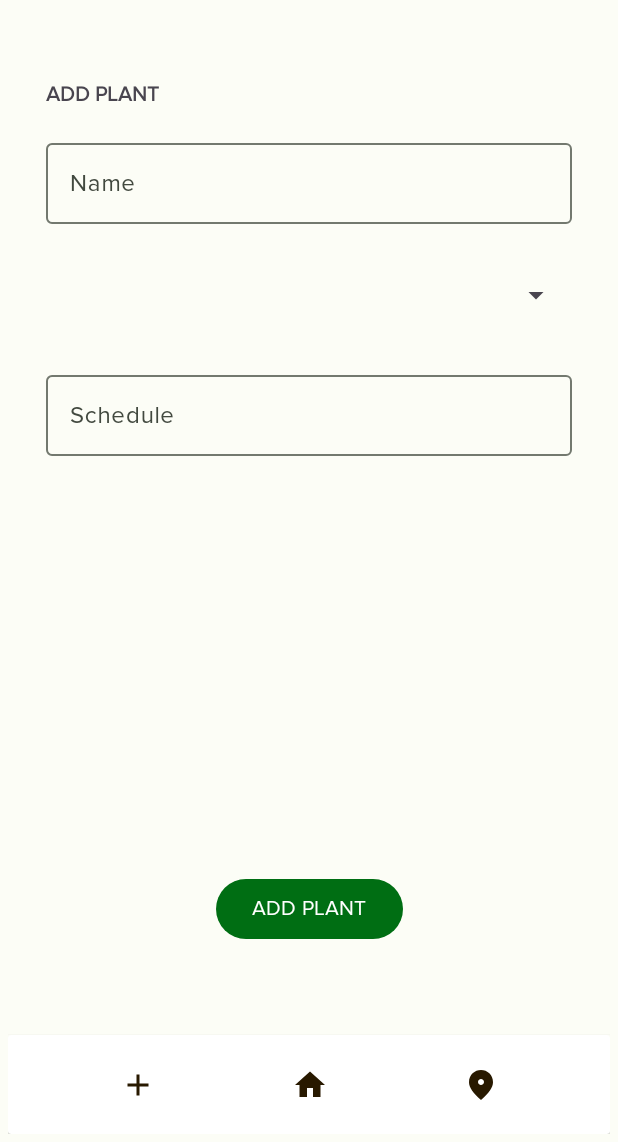
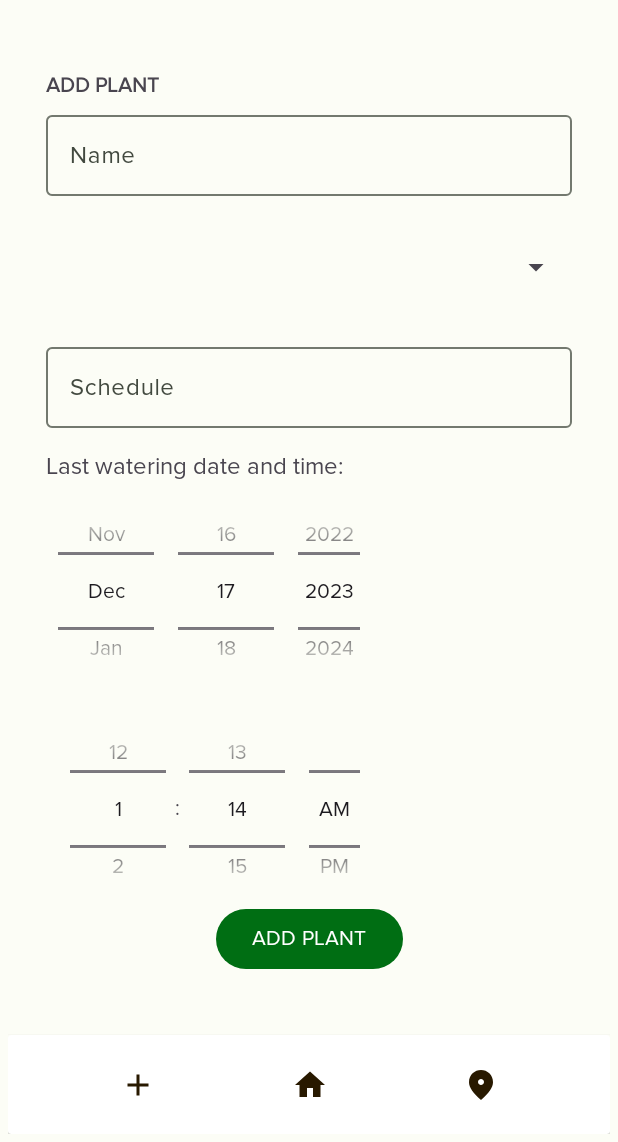
Before and after one commit to mlukee/plantBuddyMobileApp, an Android app: the screen it shows after launch (MainActivity), after a tap on an icon or button, on a phone screen of 412 x 824 dp, the part 94-1236 px from its top. Run offline under Robolectric (Android 15) with nearby library versions, the phone set to English and light mode, and no system bars; 4 statements that could not run were skipped.

Commit message:
Add notifications for watering

```diff
--- a/app/build.gradle.kts
+++ b/app/build.gradle.kts
@@ -60,6 +60,7 @@ dependencies {
     implementation("androidx.navigation:navigation-fragment-ktx:2.7.5")
     implementation("androidx.navigation:navigation-ui-ktx:2.7.5")
     implementation("com.google.android.gms:play-services-maps:18.1.0")
+    implementation("com.google.code.gson:gson:2.10.1")
     testImplementation("junit:junit:4.13.2")
     androidTestImplementation("androidx.test.ext:junit:1.1.5")
     androidTestImplementation("androidx.test.espresso:espresso-core:3.5.1")
--- a/app/src/main/AndroidManifest.xml
+++ b/app/src/main/AndroidManifest.xml
@@ -6,6 +6,9 @@
     <uses-permission android:name="android.permission.ACCESS_COARSE_LOCATION" />
     <uses-permission android:name="android.permission.INTERNET" />
     <uses-permission android:name="android.permission.ACCESS_BACKGROUND_LOCATION" />
+
+    <uses-permission android:name="android.permission.POST_NOTIFICATIONS" />
+    <uses-permission android:name="android.permission.SCHEDULE_EXACT_ALARM" />
 
     <application
         android:name=".MyApplication"
@@ -18,6 +21,7 @@
         android:supportsRtl="true"
         android:theme="@style/Theme.PlantBuddy"
         tools:targetApi="31">
+        <receiver android:name=".Notification" />
         <activity
             android:name=".StoreDetailActivity"
             android:exported="false" />
--- a/app/src/main/java/com/example/plantbuddy/MainActivity.kt
+++ b/app/src/main/java/com/example/plantbuddy/MainActivity.kt
@@ -1,6 +1,13 @@
 package com.example.plantbuddy
 
+import android.annotation.SuppressLint
+import android.app.AlarmManager
+import android.app.NotificationChannel
+import android.app.NotificationManager
+import android.app.PendingIntent
+import android.content.Context
 import android.content.Intent
+import android.os.Build
 import androidx.appcompat.app.AppCompatActivity
 import android.os.Bundle
 import android.view.View
@@ -20,7 +27,17 @@ class MainActivity : AppCompatActivity() {
         binding = ActivityMainBinding.inflate(layoutInflater)
         setContentView(binding.root)
 
+        createNotificationChannel()
         app = application as MyApplication
+
+        if (app.plants.isEmpty()) {
+            binding.cardViewAddFirstPlant.visibility = View.VISIBLE
+            binding.buttonAdd.visibility = View.VISIBLE
+        } else {
+            binding.cardViewAddFirstPlant.visibility = View.GONE
+            binding.buttonAdd.visibility = View.GONE
+        }
+
 //        app.saveFile()
         supportFragmentManager.beginTransaction()
             .replace(R.id.fragment, PlantFragment())
@@ -43,27 +60,16 @@ class MainActivity : AppCompatActivity() {
         }
 
         supportFragmentManager.setFragmentResultListener(
-            "editRequestKey",
-            this
-        ) { requestKey, bundle ->
-            val id = bundle.getString(ARGUMENTS.PLANT_ID.key)
-            val name = bundle.getString(ARGUMENTS.PLANT_NAME.key)
-            val plantType = bundle.getString(ARGUMENTS.PLANT_TYPE.key)
-            val wateringSchedule = bundle.getString(ARGUMENTS.PLANT_SCHEDULE.key)
-            val plant = Plant(name!!, plantType!!, wateringSchedule!!, id!!)
-            app.updatePlant(plant)
-            plantFragment?.updatePlants(app.getPlantPosition(plant))
-        }
-
-        supportFragmentManager.setFragmentResultListener(
             "addRequestKey",
             this
         ) { requestKey, bundle ->
             val name = bundle.getString(ARGUMENTS.PLANT_NAME.key)
             val plantType = bundle.getString(ARGUMENTS.PLANT_TYPE.key)
             val wateringSchedule = bundle.getString(ARGUMENTS.PLANT_SCHEDULE.key)
-            val plant = Plant(name!!, plantType!!, wateringSchedule!!)
+            val lastWatering = bundle.getLong(ARGUMENTS.PLANT_LAST_WATERING.key)
+            val plant = Plant(name!!, plantType!!, wateringSchedule!!, lastWatering)
             app.addPlant(plant)
+            scheduleNotification(plant)
             hideFirstPlantCardView()
         }
 
@@ -75,15 +81,54 @@ class MainActivity : AppCompatActivity() {
                 .replace(R.id.fragment, plantFragment!!)
                 .addToBackStack(null)
                 .commit()
-            if(app.getAllPlants().isEmpty()) {
+            if (app.plants.isEmpty()) {
                 binding.cardViewAddFirstPlant.visibility = View.VISIBLE
                 binding.buttonAdd.visibility = View.VISIBLE
             }
         }
     }
 
+    private fun scheduleNotification(plant: Plant) {
+        try {
+            val intent = Intent(applicationContext, Notification::class.java)
+            intent.putExtra(titleExtra, "Watering Time!")
+            intent.putExtra(messageExtra, "Your ${plant.name} - ${plant.plantType} needs watering!")
+
+            val pendingIntent = PendingIntent.getBroadcast(
+                applicationContext,
+                notificationID,
+                intent,
+                PendingIntent.FLAG_IMMUTABLE or PendingIntent.FLAG_UPDATE_CURRENT
+            )
+
+            val alarmManager = getSystemService(ALARM_SERVICE) as AlarmManager
+            alarmManager.setExactAndAllowWhileIdle(
+                AlarmManager.RTC_WAKEUP,
+                plant.lastWatering + 5_000,
+                pendingIntent
+            )
+        }catch (e: SecurityException){
+            Toast.makeText(this, "Please grant permission to set alarm", Toast.LENGTH_SHORT).show()
+        }
+    }
+
+
+    private fun createNotificationChannel() {
+        if (Build.VERSION.SDK_INT >= Build.VERSION_CODES.O) {
+            val name = "Watering Plants Channel"
+            val descriptionText = "Channel for watering plants"
+            val importance = NotificationManager.IMPORTANCE_DEFAULT
+            val channel = NotificationChannel(channelID, name, importance).apply {
+                description = descriptionText
+            }
+            val notificationManager: NotificationManager =
+                getSystemService(Context.NOTIFICATION_SERVICE) as NotificationManager
+            notificationManager.createNotificationChannel(channel)
+        }
+    }
+
     private fun hideFirstPlantCardView() {
-        if(app.getAllPlants().isNotEmpty()) {
+        if (app.plants.isNotEmpty()) {
             return
         }
         binding.cardViewAddFirstPlant.visibility = View.GONE
--- a/app/src/main/java/com/example/plantbuddy/MyApplication.kt
+++ b/app/src/main/java/com/example/plantbuddy/MyApplication.kt
@@ -2,45 +2,54 @@ package com.example.plantbuddy
 
 import android.app.Application
 import com.example.lib.Plant
+import com.google.gson.Gson
+import com.google.gson.reflect.TypeToken
 import java.io.File
 
 const val FILE_NAME = "plants.json"
 class MyApplication: Application() {
-//    var plants: PlantManager = PlantManager()
     var plants: MutableList<Plant> = mutableListOf()
-    lateinit var file: File
+    private val file: File by lazy { File(filesDir, FILE_NAME) }
+    private val gson= Gson()
 
     override fun onCreate() {
         super.onCreate()
-//        plants = PlantManager()
-//        file = File(filesDir, FILE_NAME)
-//        initData()
+        loadPlants()
+    }
+
+    private fun savePlants() {
+        val jsonString = gson.toJson(plants)
+        file.writeText(jsonString)
+    }
+
+    private fun loadPlants() {
+        if (file.exists()) {
+            val jsonString = file.readText()
+            val type = object : TypeToken<List<Plant>>() {}.type
+            plants = gson.fromJson(jsonString, type)
+        }
     }
 
     fun addPlant(plant: Plant) {
         plants.add(plant)
+        savePlants()
     }
 
-    // Remove a plant by its UUID
     fun removePlantById(id: String) {
         plants.removeIf { it.id == id }
+        savePlants()
     }
 
     fun removePlantByPosition(position: Int) {
         plants.removeAt(position)
+        savePlants()
     }
 
-    // Get a list of all plants
-    fun getAllPlants(): List<Plant> {
-        return plants.toList()
-    }
-
-    fun updatePlant(plant: Plant){
+    fun updatePlant(plant: Plant) {
         val index = plants.indexOfFirst { it.id == plant.id }
         if (index != -1) {
-            plants[index].name = plant.name
-            plants[index].plantType = plant.plantType
-            plants[index].wateringSchedule = plant.wateringSchedule
+            plants[index] = plant
+            savePlants()
         }
     }
 
@@ -48,14 +57,12 @@ class MyApplication: Application() {
         return plants.indexOfFirst { it.id == plant.id }
     }
 
-    // Find a plant by its UUID
     fun findPlantById(id: String): Plant? {
         return plants.find { it.id == id }
     }
 
 
     fun loadMarkers(): String? {
-        //open file and read it
         val file = File(filesDir, "stores_in_ptuj.json")
         val json = file.readText(Charsets.UTF_8)
         return json
--- a/app/src/main/res/layout-v28/fragment_input.xml
+++ b/app/src/main/res/layout-v28/fragment_input.xml
@@ -11,7 +11,7 @@
         android:id="@+id/fragment_input_heading"
         android:layout_width="wrap_content"
         android:layout_height="wrap_content"
-        android:layout_marginTop="24dp"
+        android:layout_marginTop="18dp"
         android:fontFamily="@font/proxima_regular"
         android:text="@string/heading_input_plant"
         android:textFontWeight="900"
@@ -21,15 +21,14 @@
         app:layout_constraintTop_toTopOf="parent" />
 
 
-
     <com.google.android.material.textfield.TextInputLayout
         android:id="@+id/input_nameText"
         android:layout_width="0dp"
         android:layout_height="wrap_content"
-        android:layout_marginTop="60dp"
+        android:layout_marginTop="5dp"
         app:layout_constraintEnd_toStartOf="@id/guideline2"
         app:layout_constraintStart_toStartOf="@+id/guideline"
-        app:layout_constraintTop_toTopOf="parent">
+        app:layout_constraintTop_toBottomOf="@+id/fragment_input_heading">
 
         <com.google.android.material.textfield.TextInputEditText
             android:id="@+id/inputName"
@@ -85,10 +84,46 @@
         android:id="@+id/addPlant"
         android:layout_width="wrap_content"
         android:layout_height="wrap_content"
-        android:layout_marginBottom="50dp"
+        android:layout_marginBottom="30dp"
         android:text="ADD PLANT"
         app:layout_constraintBottom_toBottomOf="parent"
         app:layout_constraintEnd_toStartOf="@+id/guideline2"
         app:layout_constraintStart_toStartOf="@+id/guideline" />
 
+    <DatePicker
+        android:id="@+id/datePicker"
+        android:layout_width="225dp"
+        android:layout_height="145dp"
+        android:layout_gravity="center"
+
+        android:layout_weight="1"
+        android:calendarViewShown="false"
+        android:datePickerMode="spinner"
+        android:scaleX="1"
+        android:scaleY="1"
+        app:layout_constraintStart_toStartOf="@+id/guideline"
+        app:layout_constraintTop_toBottomOf="@+id/textView" />
+
+    <TimePicker
+        android:id="@+id/timePicker"
+        android:layout_width="225dp"
+        android:layout_height="145dp"
+        android:layout_gravity="center"
+        android:layout_weight="1"
+        android:scaleX="1"
+        android:scaleY="1"
+        android:timePickerMode="spinner"
+        app:layout_constraintStart_toStartOf="@+id/guideline"
+        app:layout_constraintTop_toBottomOf="@+id/datePicker" />
+
+    <TextView
+        android:id="@+id/textView"
+        android:layout_width="wrap_content"
+        android:layout_height="wrap_content"
+        android:layout_marginTop="15dp"
+        android:text="Last watering date and time:"
+        android:textSize="16sp"
+        app:layout_constraintStart_toStartOf="@+id/guideline"
+        app:layout_constraintTop_toBottomOf="@+id/input_ScheduleText" />
+
 </androidx.constraintlayout.widget.ConstraintLayout>
--- a/lib/src/main/java/com/example/lib/Plant.kt
+++ b/lib/src/main/java/com/example/lib/Plant.kt
@@ -6,5 +6,6 @@ class Plant(
     var name: String,
     var plantType: String,
     var wateringSchedule: String,
+    var lastWatering: Long,
     val id: String = UUID.randomUUID().toString()
 )
```
Also changed, not shown: app/src/main/java/com/example/plantbuddy/InputFragment.kt (+32 -5 lines), app/src/main/java/com/example/plantbuddy/Notfication.kt (added, +28 -0 lines).
